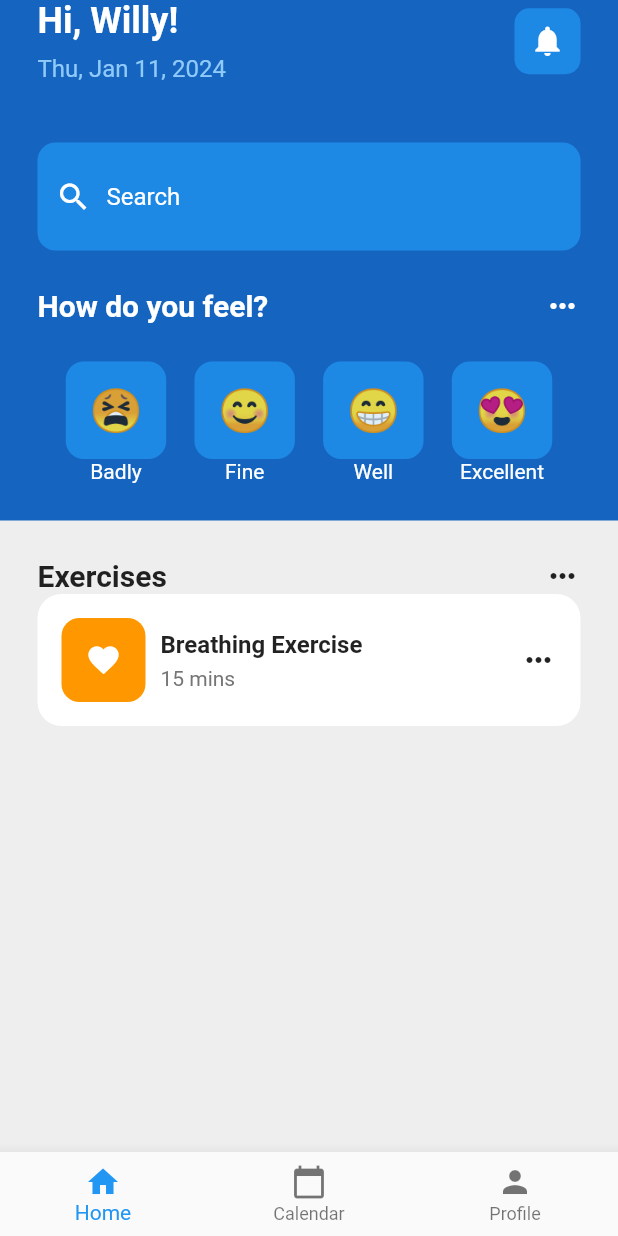
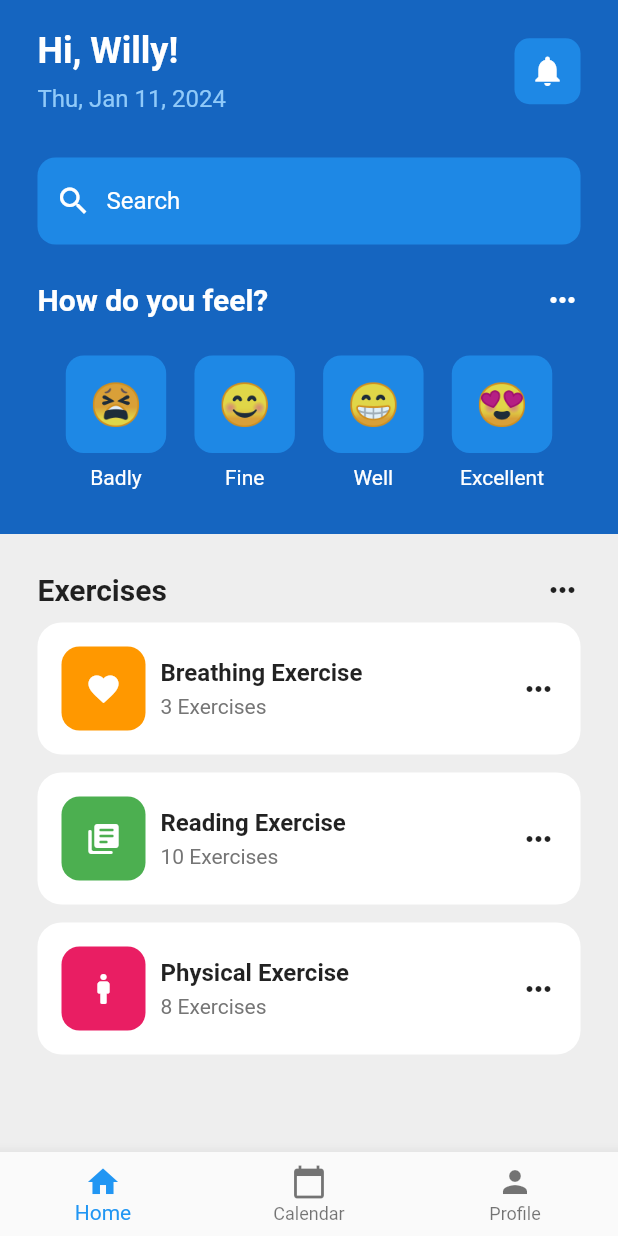
Before and after one commit to willy-dev/mentalhealthapp, a Flutter app: the screen it shows after launch, on a phone screen of 412 x 824 dp. Run offline on Flutter 3.47's test engine with Material 2 defaults, Android fonts, the phone set to English and light mode, and no system bars.

```diff
--- a/lib/pages/home_page.dart
+++ b/lib/pages/home_page.dart
@@ -1,6 +1,7 @@
 import 'package:flutter/material.dart';
 import 'package:intl/intl.dart';
 import 'package:mentalhealthapp/pages/utils/emoticon_faces.dart';
+import 'package:mentalhealthapp/pages/utils/exercise_tile.dart';
 
 class HomePage extends StatefulWidget {
   const HomePage({Key? key}) : super(key: key);
@@ -38,7 +39,8 @@ class _HomePageState extends State<HomePage> {
         child: Column(
           children: [
             Padding(
-              padding: const EdgeInsets.symmetric(horizontal: 25.0),
+              padding:
+                  const EdgeInsets.symmetric(horizontal: 25.0, vertical: 20),
               child: Column(
                 children: [
                   // ============= Greetings Row
@@ -85,12 +87,13 @@ class _HomePageState extends State<HomePage> {
                   ),
 
                   const SizedBox(
-                    height: 40,
+                    height: 30,
                   ),
 
                   // ============= Search Bar
                   Container(
-                    padding: const EdgeInsets.all(12),
+                    padding:
+                        const EdgeInsets.symmetric(horizontal: 12, vertical: 5),
                     decoration: BoxDecoration(
                       color: Colors.blue[600],
                       borderRadius: BorderRadius.circular(12),
@@ -227,7 +230,7 @@ class _HomePageState extends State<HomePage> {
               ),
             ),
             const SizedBox(
-              height: 25,
+              height: 10,
             ),
             Expanded(
               child: Container(
@@ -236,7 +239,9 @@ class _HomePageState extends State<HomePage> {
                 child: Center(
                   child: Column(
                     children: [
-                      const Row(
+                      const Padding(
+                        padding: EdgeInsets.only(bottom: 10.0),
+                        child: Row(
                           mainAxisAlignment: MainAxisAlignment.spaceBetween,
                           children: [
                             Text(
@@ -249,55 +254,30 @@ class _HomePageState extends State<HomePage> {
                             Icon(Icons.more_horiz),
                           ],
                         ),
+                      ),
                       // ============ Listview of exercises
-                      Container(
-                        padding: const EdgeInsets.all(16),
-                        decoration: BoxDecoration(
-                          color: Colors.white,
-                          borderRadius: BorderRadius.circular(16),
+
+                      Expanded(
+                        child: ListView(
+                          children: [
+                            ExerciseTile(
+                              exerciseName: 'Breathing Exercise',
+                              numberOfExercises: 3,
+                              icon: Icons.favorite,
+                              color: Colors.orange,
                             ),
-                        child: Row(
-                          mainAxisAlignment: MainAxisAlignment.spaceBetween,
-                          children: [
-                            Row(
-                              children: [
-                                Container(
-                                  child:
-                                      Icon(Icons.favorite, color: Colors.white),
-                                  padding: const EdgeInsets.all(16),
-                                  decoration: BoxDecoration(
-                                    color: Colors.orange,
-                                    borderRadius: BorderRadius.circular(12),
+                            ExerciseTile(
+                              exerciseName: 'Reading Exercise',
+                              numberOfExercises: 10,
+                              icon: Icons.library_books_rounded,
+                              color: Colors.green,
                             ),
+                            ExerciseTile(
+                              exerciseName: 'Physical Exercise',
+                              numberOfExercises: 8,
+                              icon: Icons.man_rounded,
+                              color: Colors.pink,
                             ),
-                                const SizedBox(
-                                  width: 10,
-                                ),
-                                Column(
-                                  crossAxisAlignment: CrossAxisAlignment.start,
-                                  children: [
-                                    Text(
-                                      'Breathing Exercise',
-                                      style: TextStyle(
-                                        fontWeight: FontWeight.bold,
-                                        fontSize: 16,
-                                      ),
-                                    ),
-                                    const SizedBox(
-                                      height: 5,
-                                    ),
-                                    Text(
-                                      '15 mins',
-                                      style: TextStyle(
-                                        color: Colors.grey[600],
-                                        fontSize: 14,
-                                      ),
-                                    ),
-                                  ],
-                                ),
-                              ],
-                            ),
-                            Icon(Icons.more_horiz),
                           ],
                         ),
                       ),
--- a/lib/pages/utils/emoticon_faces.dart
+++ b/lib/pages/utils/emoticon_faces.dart
@@ -7,7 +7,9 @@ class EmoticonFace extends StatelessWidget {
 
   @override
   Widget build(BuildContext context) {
-    return Container(
+    return Padding(
+      padding: const EdgeInsets.only(bottom: 8.0),
+      child: Container(
         decoration: BoxDecoration(
           color: Colors.blue[600],
           borderRadius: BorderRadius.circular(12),
@@ -19,6 +21,7 @@ class EmoticonFace extends StatelessWidget {
                 fontSize: 28,
               )),
         ),
+      ),
     );
   }
 }
--- /dev/null
+++ b/lib/pages/utils/exercise_tile.dart
@@ -0,0 +1,76 @@
+import 'package:flutter/material.dart';
+
+class ExerciseTile extends StatelessWidget {
+  final icon;
+  final String exerciseName;
+  final int numberOfExercises;
+  final color;
+
+  const ExerciseTile(
+      {Key? key,
+      required this.icon,
+      required this.exerciseName,
+      required this.numberOfExercises,
+      required this.color})
+      : super(key: key);
+
+  @override
+  Widget build(BuildContext context) {
+    return Padding(
+      padding: const EdgeInsets.only(bottom: 12.0),
+      child: Container(
+        padding: const EdgeInsets.all(16),
+        decoration: BoxDecoration(
+          color: Colors.white,
+          borderRadius: BorderRadius.circular(16),
+        ),
+        child: Row(
+          mainAxisAlignment: MainAxisAlignment.spaceBetween,
+          children: [
+            Row(
+              children: [
+                Container(
+                  padding: const EdgeInsets.all(16),
+                  decoration: BoxDecoration(
+                    color: color,
+                    borderRadius: BorderRadius.circular(12),
+                  ),
+                  child: Icon(
+                    icon,
+                    color: Colors.white,
+                  ),
+                ),
+                const SizedBox(
+                  width: 10,
+                ),
+                Column(
+                  crossAxisAlignment: CrossAxisAlignment.start,
+                  children: [
+                    Text(
+                      exerciseName,
+                      style: TextStyle(
+                        fontWeight: FontWeight.bold,
+                        fontSize: 16,
+                      ),
+                    ),
+                    const SizedBox(
+                      height: 5,
+                    ),
+                    Text(
+                      '${numberOfExercises.toString()} Exercises',
+                      style: TextStyle(
+                        color: Colors.grey[600],
+                        fontSize: 14,
+                      ),
+                    ),
+                  ],
+                ),
+              ],
+            ),
+            Icon(Icons.more_horiz),
+          ],
+        ),
+      ),
+    );
+  }
+}
```
Lines whose indentation alone changed are shown as unchanged.
